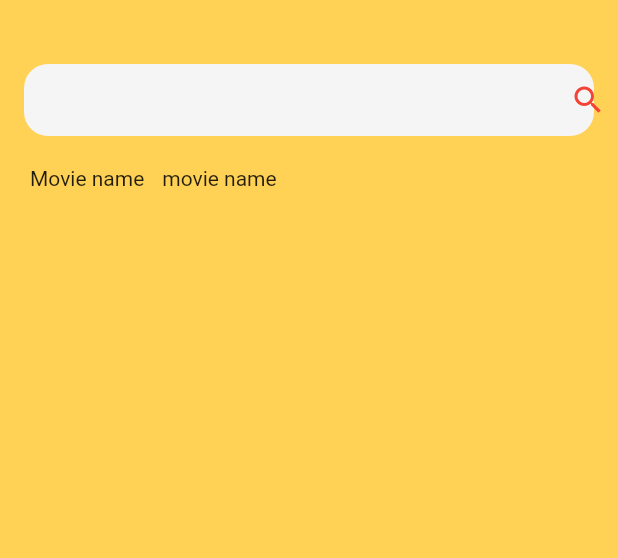
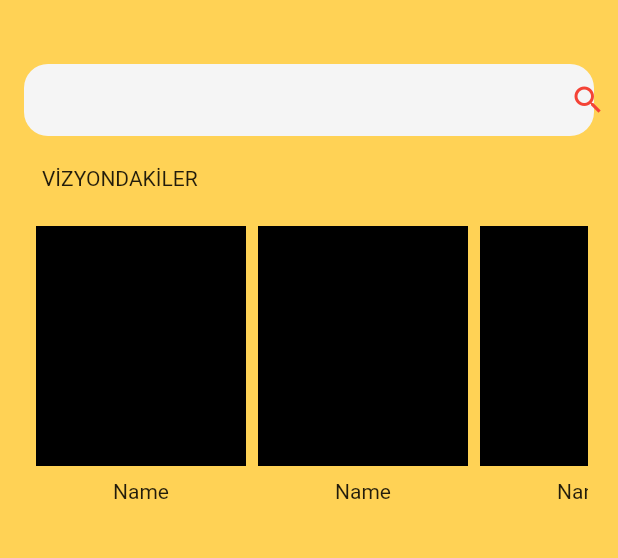
Before and after one commit to RahimCml/sine_fil_app, a Flutter app: the screen it shows after launch, on a phone screen of 412 x 824 dp, the part 128-686 px from its top. Run offline on Flutter 3.47's test engine with Material 2 defaults, Android fonts, the phone set to English and light mode, and no system bars.

Commit message:
Create MoviePage

```diff
--- a/lib/pages/home_page.dart
+++ b/lib/pages/home_page.dart
@@ -1,5 +1,6 @@
 import 'package:flutter/material.dart';
 import 'package:sine_fil_app/constants/color.dart';
+import 'package:sine_fil_app/pages/movie_page.dart';
 
 import '../delegates/custom_search_delegate.dart';
 
@@ -116,6 +117,13 @@ class _HomePageState extends State<HomePage> {
                           ],
                         ),
                       )),
+                  Column(
+                    crossAxisAlignment: CrossAxisAlignment.start,
+                    children: [
+                      const Padding(
+                        padding: EdgeInsets.only(top: 20,left: 28),
+                        child: Text('VİZYONDAKİLER'),
+                      ),
                       Padding(
                         padding:
                         const EdgeInsets.only(top: 20, left: 20, right: 20),
@@ -124,14 +132,14 @@ class _HomePageState extends State<HomePage> {
                           child: ListView(
                             scrollDirection: Axis.horizontal,
                             children: const [
-                          Text('Movie name'),
-                          Padding(
-                            padding: EdgeInsets.symmetric(horizontal: 12),
-                            child: Text('movie name'),
-                          ),
+                              MoviePage(),
+                              MoviePage(),
+                              MoviePage()
                             ],
                           ),
                         ),
+                      ),
+                    ],
                   ),
                 ],
               ),
--- /dev/null
+++ b/lib/pages/movie_page.dart
@@ -0,0 +1,28 @@
+import 'package:flutter/material.dart';
+import 'package:flutter/src/widgets/framework.dart';
+import 'package:flutter/src/widgets/placeholder.dart';
+
+class MoviePage extends StatelessWidget {
+  const MoviePage({super.key});
+
+  @override
+  Widget build(BuildContext context) {
+    return InkWell(
+      onTap: () {
+
+      },
+      child: Column(
+        children: [
+          Card(
+            elevation: 0,
+            child: Container( color: Colors.black, height: 160, width: 140,),
+          ),
+          const SizedBox(height: 5,),
+          const Text('Name'),
+          const SizedBox(height: 5,)
+
+        ],
+      ),
+    );
+  }
+}
```
Lines whose indentation alone changed are shown as unchanged.
